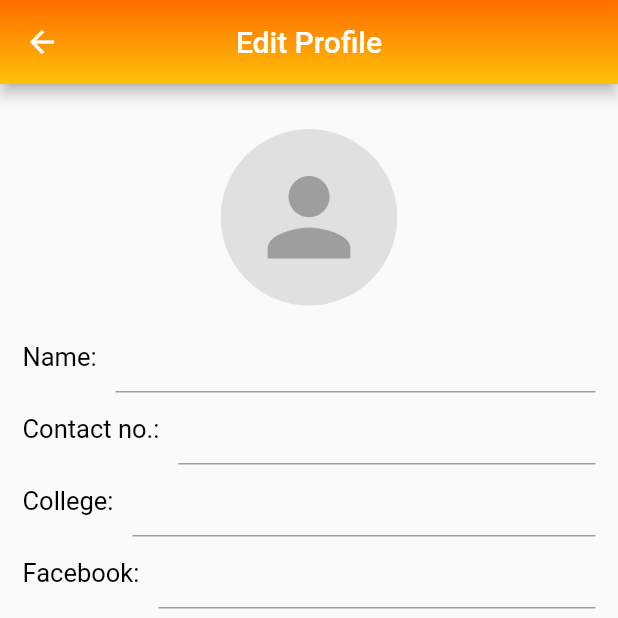
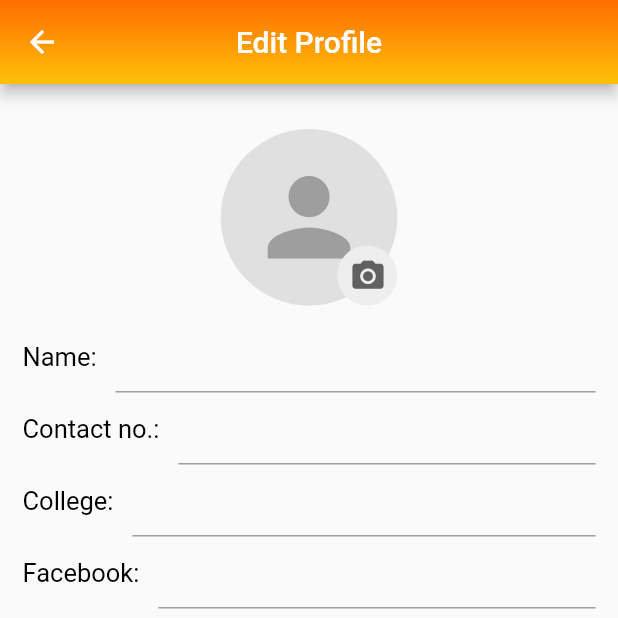
Before and after one commit to aparajitj/flutter_app2, a Flutter app: the EditProfile screen opened directly, on a phone screen of 412 x 824 dp, the top half of it. Run offline on Flutter 3.47's test engine with Material 2 defaults, Android fonts, the phone set to English and light mode, and no system bars; our stand-ins replace fluttertoast, image_picker, shared_preferences; missing offline and left inert: dart:ffi, passwordfield; accounts and stored records are empty; network calls fail.

```diff
--- a/lib/constant/data.dart
+++ b/lib/constant/data.dart
@@ -42,8 +42,12 @@ TextEditingController editCollege = new TextEditingController();
 TextEditingController editFacebookLink= new TextEditingController();
 TextEditingController editLinkedLink= new TextEditingController();
 TextEditingController editInstagramLink= new TextEditingController();
+TextEditingController editUserProfile= new TextEditingController();
+
 
 TextEditingController forgetPasswordEmailController= new TextEditingController();
+
+
 
 String userID;
 
--- a/lib/main.dart
+++ b/lib/main.dart
@@ -9,6 +9,7 @@ import 'package:flutterapp2/ui/bottom_navigation_bar_page_controller/page_contro
 import 'package:flutterapp2/ui/forgot_password.dart';
 import 'package:flutterapp2/ui/login.dart';
 import 'package:flutterapp2/ui/splash_screen.dart';
+import 'package:flutterapp2/ui/temp.dart';
 
 
 
@@ -25,7 +26,7 @@ class MyApp extends StatelessWidget {
 
         primarySwatch: Colors.blue,
       ),
-      home:SplashScreen(),
+      home:EventDetails(),
     );
   }
 }
--- a/lib/ui/bottom_navigation_bar_page_controller/app_layout/profile/edit_profile.dart
+++ b/lib/ui/bottom_navigation_bar_page_controller/app_layout/profile/edit_profile.dart
@@ -1,4 +1,9 @@
 import 'dart:convert';
+import 'package:path/path.dart';
+import 'dart:io';
+import 'dart:async';
+import 'package:flutter/material.dart';
+import 'package:image_picker/image_picker.dart';
 
 import 'package:flutter/cupertino.dart';
 import 'package:flutter/material.dart';
@@ -7,7 +12,7 @@ import 'package:flutterapp2/ui/bottom_navigation_bar_page_controller/app_layout/
 import 'package:shared_preferences/shared_preferences.dart';
 import 'package:flutterapp2/constant/globals.dart' as globals;
 import 'package:http/http.dart' as http;
-
+File _image;
 class EditProfile extends StatelessWidget
 {
 
@@ -23,6 +28,7 @@ Future<String> edit_profile(context) async {
     "linkedin": editLinkedLink.text,
     "facebook": editFacebookLink.text,
     "instagram": editInstagramLink.text,
+    "userprfpic":editUserProfile.text
 
 
   }).then((http.Response response) async {
@@ -55,7 +61,11 @@ Future<String> edit_profile(context) async {
 
 
 
+Future getImage() async {
+  var image = await ImagePicker.pickImage(source: ImageSource.gallery);
 
+  editUserProfile.text=image.path;
+}
 
 
 @override
@@ -95,10 +105,25 @@ Future<String> edit_profile(context) async {
             Flexible(
               child: Column(
                 children: <Widget>[
-                  CircleAvatar(
-                    radius: MediaQuery.of(context).size.width/7,
-                    backgroundColor: Colors.grey.shade300,
-                    child: Icon(Icons.person,color: Colors.grey,size: MediaQuery.of(context).size.width/5,),
+                  Stack(
+                    alignment:Alignment.bottomRight,
+                    children:<Widget>[
+
+                      CircleAvatar(
+                      radius: MediaQuery.of(context).size.width/7,
+                      backgroundColor: Colors.grey.shade300,
+                      child: Icon(Icons.person,color: Colors.grey,size: MediaQuery.of(context).size.width/5,),
+                    ),
+                      Container(
+                          height: 40,
+                          width: 40,
+                          decoration:
+
+                          BoxDecoration(color:Colors.grey.shade200,
+                        shape: BoxShape.circle
+                      ),child: Center(child: IconButton(icon: Icon(Icons.camera_alt),iconSize: 25,color: Colors.grey.shade700, onPressed: getImage)))
+                    ],
+
                   ),
                   SizedBox(height: 10,),
                   Row(
@@ -178,6 +203,7 @@ Future<String> edit_profile(context) async {
                 ],
               ),
             ),
+
             Container(
               height: 40,
               child: RaisedButton(
--- a/lib/ui/bottom_navigation_bar_page_controller/page_controller.dart
+++ b/lib/ui/bottom_navigation_bar_page_controller/page_controller.dart
@@ -40,8 +40,14 @@ class _MyPageControllerState extends State<MyPageController> {
 
     _pageController=PageController();
   }
+  void temp()async{
+    sp= await SharedPreferences.getInstance();
+
+
+  }
   @override
   Widget build(BuildContext context) {
+    temp();
     return Scaffold(
       body:PageView(
         controller: _pageController,
--- a/lib/ui/splash_screen.dart
+++ b/lib/ui/splash_screen.dart
@@ -53,12 +53,12 @@ class _SplashScreenState extends State<SplashScreen> {
         mainAxisAlignment: MainAxisAlignment.spaceBetween,
         children: <Widget>[
           Image(
-            image: AssetImage('asset/images/fuel_logo1.png'),
+            image: AssetImage('assets/images/fuel_logo1.png'),
             height: MediaQuery.of(context).size.width - 150,
             width: MediaQuery.of(context).size.width - 150,
           ),
           Image(
-            image: AssetImage('asset/images/fuel_logo2.png'),
+            image: AssetImage('assets/images/fuel_logo2.png'),
             height: MediaQuery.of(context).size.width / 2,
             width: MediaQuery.of(context).size.width / 2,
           ),
```
Also changed, not shown: lib/ui/bottom_navigation_bar_page_controller/app_layout/events/Events.dart (+4 -4 lines), lib/ui/bottom_navigation_bar_page_controller/app_layout/events/eventDetails.dart (+4 -4 lines), lib/ui/bottom_navigation_bar_page_controller/app_layout/profile/profile_page.dart (+15 -8 lines), lib/ui/forgot_password.dart (+11 -2 lines), lib/ui/login.dart (+13 -4 lines), lib/ui/temp.dart (added, +44 -0 lines), pubspec.yaml (+4 -5 lines), asset/images/download.jpg (deleted), asset/images/fuel_logo1.png (deleted), asset/images/fuel_logo2.png (deleted), assets/images/insta.jpg (deleted), lib/ui/MyApp.dart (deleted), pubspec.lock.
